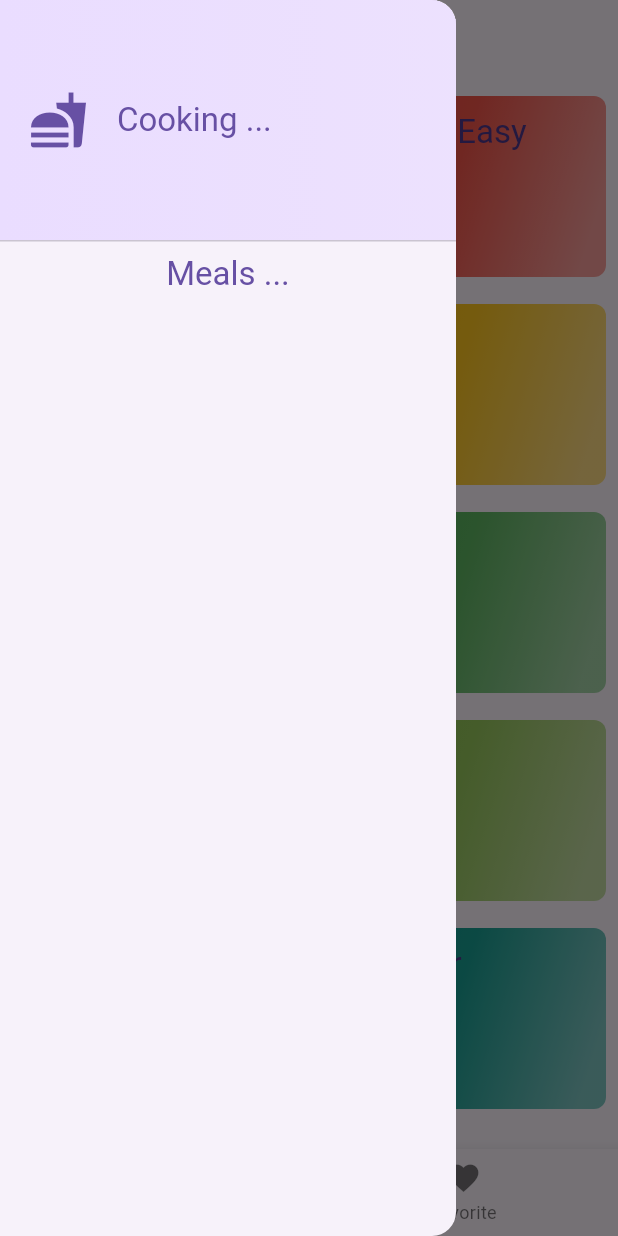
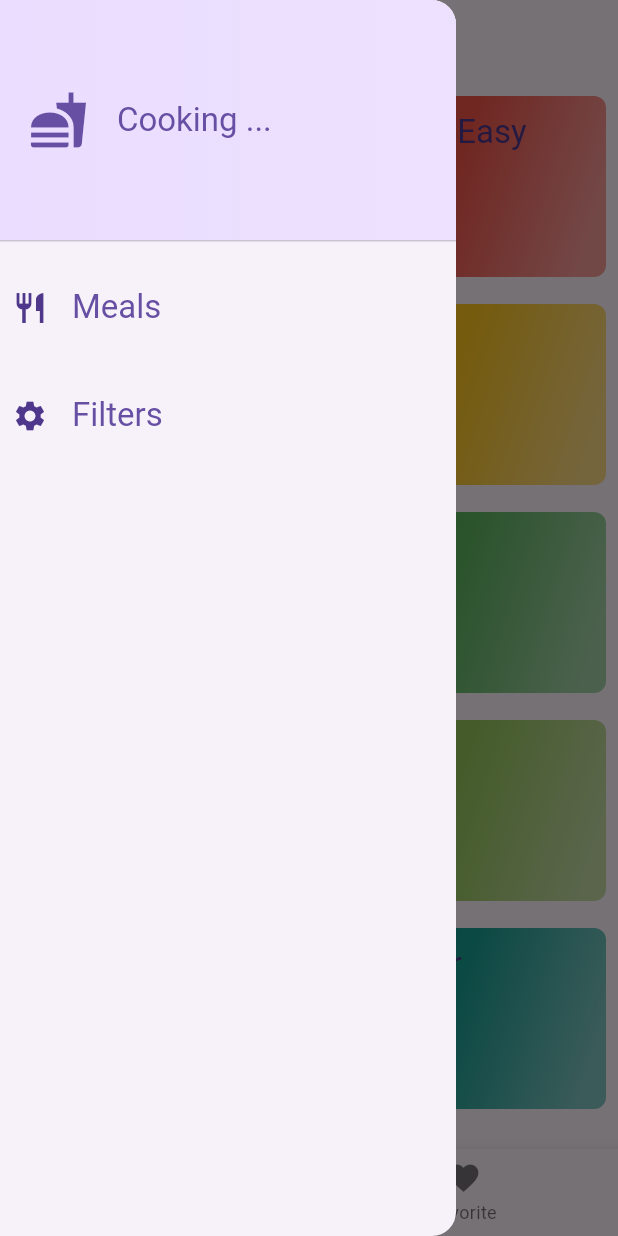
Before and after one commit to ReemHassan578/Flutter_projects, a Flutter app: the screen it shows after launch, with the side drawer open, on a phone screen of 412 x 824 dp. Run offline on Flutter 3.47's test engine with Material 3 defaults, Android fonts, the phone set to English and light mode, and no system bars; our stand-ins replace fl_chart, google_fonts, transparent_image.

Commit message:
meals app

```diff
--- a/MealsApp/meals/lib/data/dummy_data.dart
+++ b/MealsApp/meals/lib/data/dummy_data.dart
@@ -190,7 +190,7 @@ const List<Meal> dummyMeals = [
   Meal(
     id: 'm5',
     categories: [
-      'c2'
+      'c2',
           'c5',
       'c10',
     ],
--- a/MealsApp/meals/lib/screens/home.dart
+++ b/MealsApp/meals/lib/screens/home.dart
@@ -3,11 +3,13 @@ import 'package:flutter/material.dart';
 import '../data/dummy_data.dart';
 import '../models/meal.dart';
 import '../widgets/category_grid_item.dart';
+import 'filters_screen.dart';
 
 class Home extends StatelessWidget {
     final Function(Meal item) toggleFav;
+   final Map<Filter,bool>? filter ;
 
-  const Home(this.toggleFav,{super.key, });
+  const Home(this.toggleFav,{this.filter,super.key, });
 
   @override
   Widget build(BuildContext context) {
@@ -21,7 +23,7 @@ class Home extends StatelessWidget {
           mainAxisSpacing: 2,
 
         ),
-        children:[ for(final i in availableCategories) CategoryGridItem(i,toggleFav) ]
+        children:[ for(final i in availableCategories) CategoryGridItem(i,toggleFav,filter:filter) ]
       ),
     );
   }
--- a/MealsApp/meals/lib/screens/tabs_screen.dart
+++ b/MealsApp/meals/lib/screens/tabs_screen.dart
@@ -1,9 +1,20 @@
+import 'dart:developer';
+
 import 'package:flutter/material.dart';
 import 'package:meals/screens/meals_screen.dart';
 
 import '../models/meal.dart';
 import '../widgets/main_drawer.dart';
+import 'filters_screen.dart';
 import 'home.dart';
+
+const Map<Filter,bool> kFilters={
+Filter.gluten:false,
+Filter.lactose:false,
+          Filter.vegan:false,
+          Filter.vegetarian:false,
+
+  };
 
 class TabsScreen extends StatefulWidget {
   const TabsScreen({super.key});
@@ -13,60 +24,76 @@ class TabsScreen extends StatefulWidget {
 }
 
 class _TabsScreenState extends State<TabsScreen> {
-int curScreen=0;
-String curTitle='Choose your Category';
-final List<Meal> fav=[];
+  int curScreen = 0;
+  String curTitle = 'Choose your Category';
+  final List<Meal> fav = [];
+  Map<Filter,bool> filter=kFilters;
 
-void showinfo(String con)
-{   ScaffoldMessenger.of(context).clearSnackBars();
+  void showinfo(String con) {
+    ScaffoldMessenger.of(context).clearSnackBars();
 
-  SnackBar infobar=SnackBar(content: Text(con),);
+    SnackBar infobar = SnackBar(
+      content: Text(con),
+    );
     ScaffoldMessenger.of(context).showSnackBar(infobar);
   }
-void toggleFav(Meal item)
-{
 
+  void toggleFav(Meal item) {
     if (fav.contains(item)) {
       setState(() {
         fav.remove(item);
       });
       showinfo('${item.name} is removed from favorites');
-
-  }
-  else {
+    } else {
       setState(() {
         fav.add(item);
-  } );
+      });
       showinfo('${item.name} is added to favorites');
-
-
     }
-
-
   }
 
   @override
   Widget build(BuildContext context) {
     return Scaffold(
-      drawer: const MainDrawer(),
-
+      drawer: MainDrawer((String id) {
+        if (id == 'filters') {
+          Navigator.of(context).pop();
+          Navigator.of(context).push(
+            MaterialPageRoute(
+              builder: (context) {
+                return  FiltersScreen('Filters',filter:filter);
+              },
+            ),
+          ).then(( value) {
+            setState(() {
+              filter=value?? kFilters ;
+            });
+            log(value.toString()
+            );
+          },);
+        } else {
+          Navigator.of(context).pop();
+         setState(() {
+           curScreen=0;
+           curTitle='Choose your Category';
+         });
+        }
+      }),
       appBar: AppBar(
-        title:  Text(curTitle),
+        title: Text(curTitle),
       ),
-      body: curScreen==0?  Home(toggleFav) :  MealsScreen( fav,toggleFav),
+      body: curScreen == 0 ? Home(toggleFav,filter: filter,) : MealsScreen(fav, toggleFav),
       bottomNavigationBar: BottomNavigationBar(
         currentIndex: curScreen,
-        onTap:(value) {
+        onTap: (value) {
           setState(() {
-            curScreen=value;
-            curTitle= value==0 ?'Categories' : 'Favorites' ;
-
+            curScreen = value;
+            curTitle = value == 0 ? 'Categories' : 'Favorites';
           });
-        } ,
+        },
         selectedItemColor:
             Theme.of(context).colorScheme.primaryContainer.withOpacity(1),
         items: const [
-
           BottomNavigationBarItem(
               icon: Icon(Icons.set_meal), label: 'Categories'),
           BottomNavigationBarItem(
--- a/MealsApp/meals/lib/widgets/main_drawer.dart
+++ b/MealsApp/meals/lib/widgets/main_drawer.dart
@@ -1,7 +1,8 @@
 import 'package:flutter/material.dart';
 
 class MainDrawer extends StatelessWidget {
-  const MainDrawer({super.key});
+  final void Function(String id) switchfilter;
+  const MainDrawer(this.switchfilter,{super.key});
 
   @override
   Widget build(BuildContext context) {
@@ -29,8 +30,26 @@ class MainDrawer extends StatelessWidget {
               ],
             ),
           ),
-          Text('Meals ...',style: Theme.of(context).textTheme.titleLarge!.copyWith(color: Theme.of(context).colorScheme.primary,),)
+          ListTile(onTap:(){
+            switchfilter('meals');          }  ,contentPadding: const EdgeInsets.all(8),
+          leading: Icon(Icons.restaurant,color:Theme.of(context).colorScheme.onPrimaryContainer),
+              title: Text(
+            'Meals ',
+            style: Theme.of(context).textTheme.titleLarge!.copyWith(
+                  color: Theme.of(context).colorScheme.primary,
+                ),
+          ),
+          ),
+           ListTile(onTap:(){switchfilter('filters');
 
+           } ,contentPadding: const EdgeInsets.all(8),
+          leading: Icon(Icons.settings,color:Theme.of(context).colorScheme.onPrimaryContainer),
+              title: Text(
+            'Filters ',
+            style: Theme.of(context).textTheme.titleLarge!.copyWith(
+                  color: Theme.of(context).colorScheme.primary,
+                ),
+          ),),
         ],
       ),
     );
```
Also changed, not shown: MealsApp/meals/lib/screens/filters_screen.dart (added, +99 -0 lines), MealsApp/meals/lib/widgets/category_grid_item.dart (+34 -16 lines), MealsApp/meals/lib/widgets/filter_item.dart (added, +35 -0 lines). Lines whose indentation alone changed are shown as unchanged.
